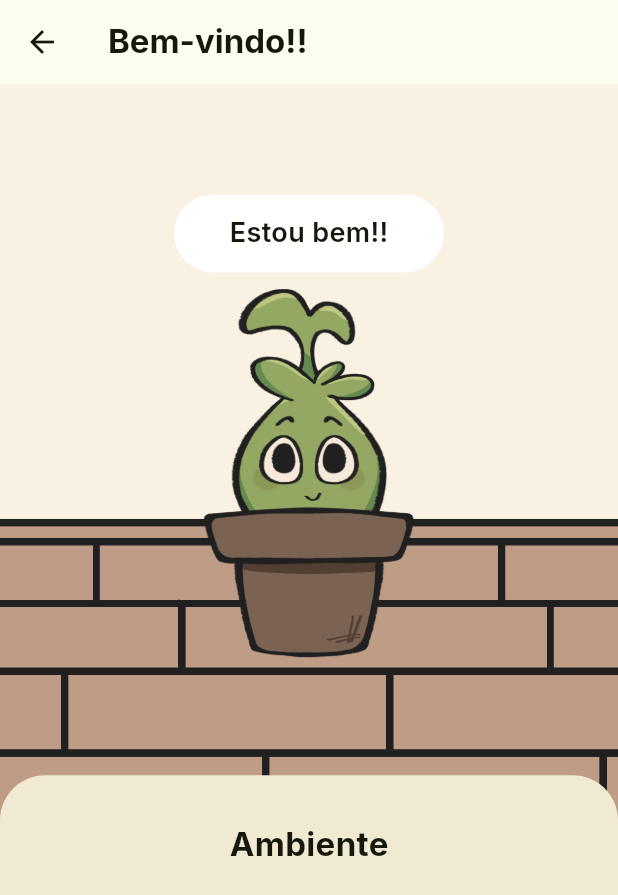
After one commit to whosmitri/lumees-yapplant, a Flutter app: the TelaJardim screen opened by its route, on a phone screen of 412 x 824 dp. The commit adds this screen. Shown: the top 895 px of the screen. Run offline on Flutter 3.47's test engine with Material 3 defaults, Android fonts, the phone set to English and light mode, and no system bars; our stand-ins replace cloud_firestore, firebase_auth, firebase_core, fl_chart, geolocator, google_fonts; accounts and stored records are empty; generated files the repository leaves out were written again.

Commit message:
feat(mobile): cria tela principal de todo app

```diff
--- a/mobile/lumeesyapp/lib/main.dart
+++ b/mobile/lumeesyapp/lib/main.dart
@@ -5,7 +5,7 @@ import './services/firebase_service.dart';
 
 import 'pages/TelaHome.dart';
 import 'pages/TelaAuth.dart';
-//import 'pages/TelaJardim.dart';
+import 'pages/TelaJardim.dart';
 import 'pages/TelaDashboard.dart';
 import 'pages/TelaRelatorio.dart';
 import 'pages/TelaDiagnostico.dart';
@@ -41,7 +41,7 @@ class LumeesApp extends StatelessWidget {
         // adicionar depois
         '/autenticacao': (_) => const TelaAuth(),
         '/add_planta': (_) => const TelaAddPlanta(),
-        //'/jardim': (_) => const TelaJardim(),
+        '/jardim': (_) => const TelaJardim(),
         '/dashboard': (_) => const TelaDashboardWidget(),
         '/diagnostico': (_) => const TelaDiagnostico(),
         '/relatorio': (_) => const TelaRelatorio(),
--- /dev/null
+++ b/mobile/lumeesyapp/lib/pages/TelaJardim.dart
@@ -0,0 +1,140 @@
+import 'package:flutter/material.dart';
+
+import '../theme/app_theme.dart';
+
+class TelaJardim extends StatelessWidget {
+  const TelaJardim({super.key});
+
+  @override
+  Widget build(BuildContext context) {
+    final size = MediaQuery.of(context).size;
+
+    final bool desktop = size.width >= 1200;
+    final bool tablet = size.width >= 700;
+
+    final double imagemLargura =
+        desktop ? 430 : tablet ? 360 : 280;
+
+    final double imagemAltura =
+        desktop ? 520 : tablet ? 430 : 330;
+
+    return Scaffold(
+      backgroundColor: AppTheme.mainIvory,
+
+
+      // APP BAR
+      appBar: AppBar(
+        backgroundColor: AppTheme.mainIvory,
+        elevation: 0,
+        title: const Text("Bem-vindo!!"),
+      ),
+
+
+      // BODY
+      body: SafeArea(
+        child: LayoutBuilder(
+          builder: (context, constraints) {
+            // define a altura do painel inferior proporcional à tela (40% da altura total)
+            final double painelAltura = constraints.maxHeight * 0.40;
+
+            // o espaço do background será tudo menos o painel (com uma pequena folga para a curva do topo)
+            final double bgAltura = constraints.maxHeight - painelAltura + 30;
+
+            return Stack(
+              children: [
+
+                // BACKGROUND DINÂMICO
+                Positioned(
+                  top: 0,
+                  left: 0,
+                  right: 0,
+                  height: bgAltura, // cresce ou diminui baseado no tamanho da tela
+                  child: Image.asset(
+                    "assets/images/bgs/bg_principal_dia.png",
+                    fit: BoxFit.cover,
+                  ),
+                ),
+
+
+                // IMAGEM DA PLANTINHA (centralizada na área do background)
+                Positioned(
+                  top: 0,
+                  left: 0,
+                  right: 0,
+                  bottom: painelAltura - 20, // garante que a planta fique acima do painel
+                  child: Center(
+                    child: SizedBox(
+                      width: imagemLargura,
+                      height: imagemAltura,
+                      child: Image.asset(
+                        "assets/images/estados_planta/estado-normal.png",
+                        fit: BoxFit.contain,
+                      ),
+                    ),
+                  ),
+                ),
+
+
+                // BALÃO DE FALA (ajustado em relação à planta)
+                Positioned(
+                  top: bgAltura * 0.15, // posiciona a 15% do topo da área visível do fundo
+                  left: 0,
+                  right: 0,
+                  child: Center(
+                    child: Container(
+                      width: 180,
+                      height: 52,
+                      decoration: BoxDecoration(
+                        color: Colors.white,
+                        borderRadius: BorderRadius.circular(100),
+                      ),
+                      alignment: Alignment.center,
+                      child: const Text(
+                        "Estou bem!!",
+                        style: AppTheme.titleSmall,
+                      ),
+                    ),
+                  ),
+                ),
+
+
+                // PAINEL INFERIOR FLUTUANTE
+                Positioned(
+                  bottom: 0,
+                  left: 0,
+                  right: 0,
+                  height: painelAltura, // altura dinâmica baseada na proporção da tela
+                  child: Container(
+                    decoration: const BoxDecoration(
+                      color: AppTheme.auxSand,
+                      borderRadius: BorderRadius.only(
+                        topLeft: Radius.circular(30),
+                        topRight: Radius.circular(30),
+                      ),
+                    ),
+                    child: SingleChildScrollView(
+                      padding: const EdgeInsets.fromLTRB(24, 30, 24, 24),
+                      child: Column(
+                        crossAxisAlignment: CrossAxisAlignment.center,
+                        children: [
+                          // TÍTULO
+                          const Text(
+                            "Ambiente",
+                            style: AppTheme.titleMedium,
+                          ),
+                          const SizedBox(height: 24),
+
+                          // CARDS ENTRAM AQUI, aoba !!
+                        ],
+                      ),
+                    ),
+                  ),
+                ),
+              ],
+            );
+          },
+        ),
+      ),
+    );
+  }
+}
--- a/mobile/lumeesyapp/lib/widgets/tab_login.dart
+++ b/mobile/lumeesyapp/lib/widgets/tab_login.dart
@@ -53,7 +53,7 @@ class TabLoginState extends State<TabLogin> {
 
     if (possuiPlanta) {
       Navigator.of(context).pushNamedAndRemoveUntil(
-        '/principal',
+        '/jardim',
         (route) => false,
       );
     } else {
```
Also changed, not shown: mobile/lumeesyapp/lib/pages/TelaPrincipal.dart (deleted, +0 -217 lines).
